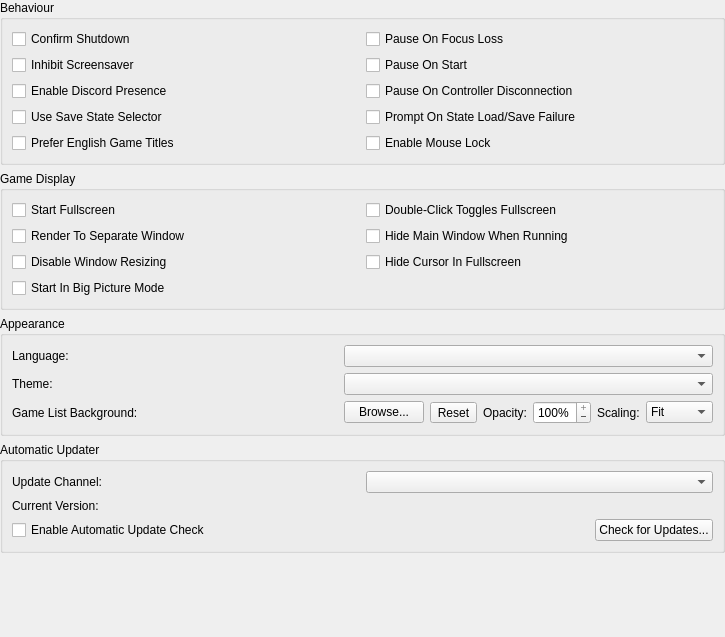
Before: the Qt Designer form pcsx2-qt/Settings/InterfaceSettingsWidget.ui in PCSX2/pcsx2, drawn with Qt 5.
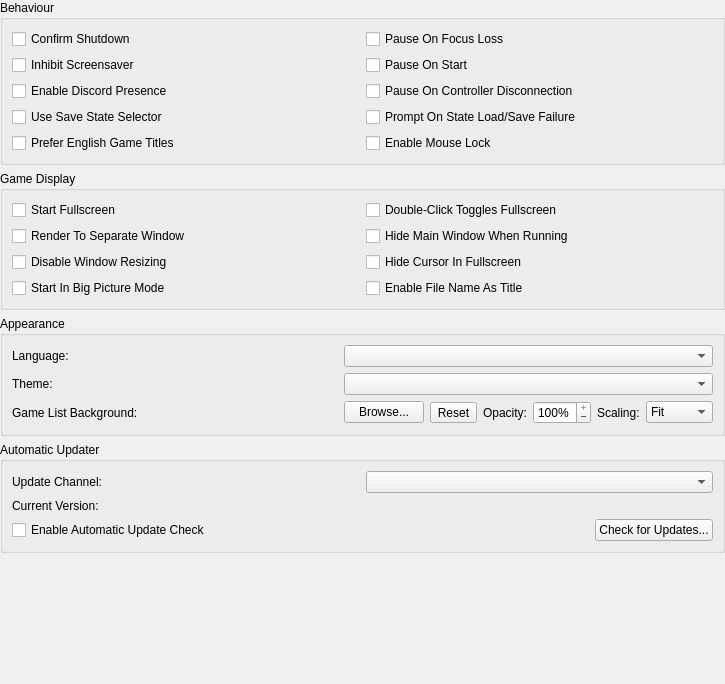
After: the same form once the commit is applied. Icons and pictures are not drawn.

Commit message: Gui: Add option to use Filename as Title instead Title from Db

```diff
--- a/pcsx2-qt/Settings/InterfaceSettingsWidget.ui
+++ b/pcsx2-qt/Settings/InterfaceSettingsWidget.ui
@@ -7,7 +7,7 @@
     <x>0</x>
     <y>0</y>
     <width>725</width>
-    <height>637</height>
+    <height>684</height>
    </rect>
   </property>
   <layout class="QVBoxLayout" name="verticalLayout">
@@ -157,6 +157,13 @@
         </property>
        </widget>
       </item>
+      <item row="3" column="1">
+       <widget class="QCheckBox" name="enableFileNameAsTitle">
+        <property name="text">
+         <string>Enable File Name As Title</string>
+        </property>
+       </widget>
+      </item>
      </layout>
     </widget>
    </item>
```
The commit also changes 3 other files.
